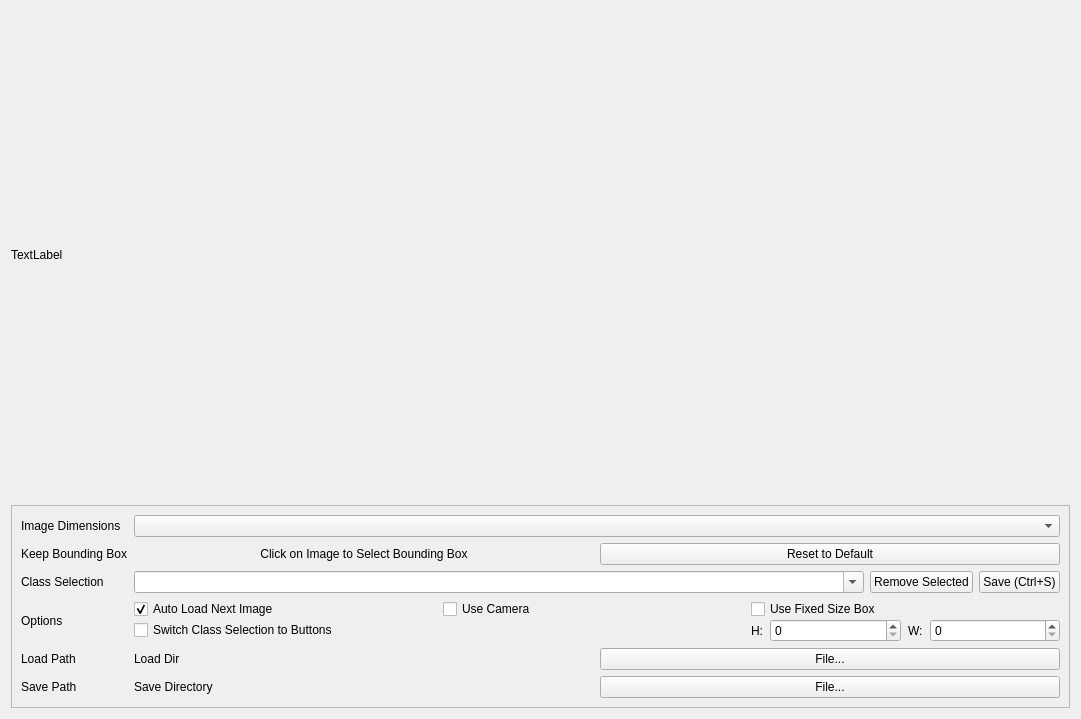
Charlychee/Sign-ege, file EZ-Label/EZ-label.ui: the form before one commit.
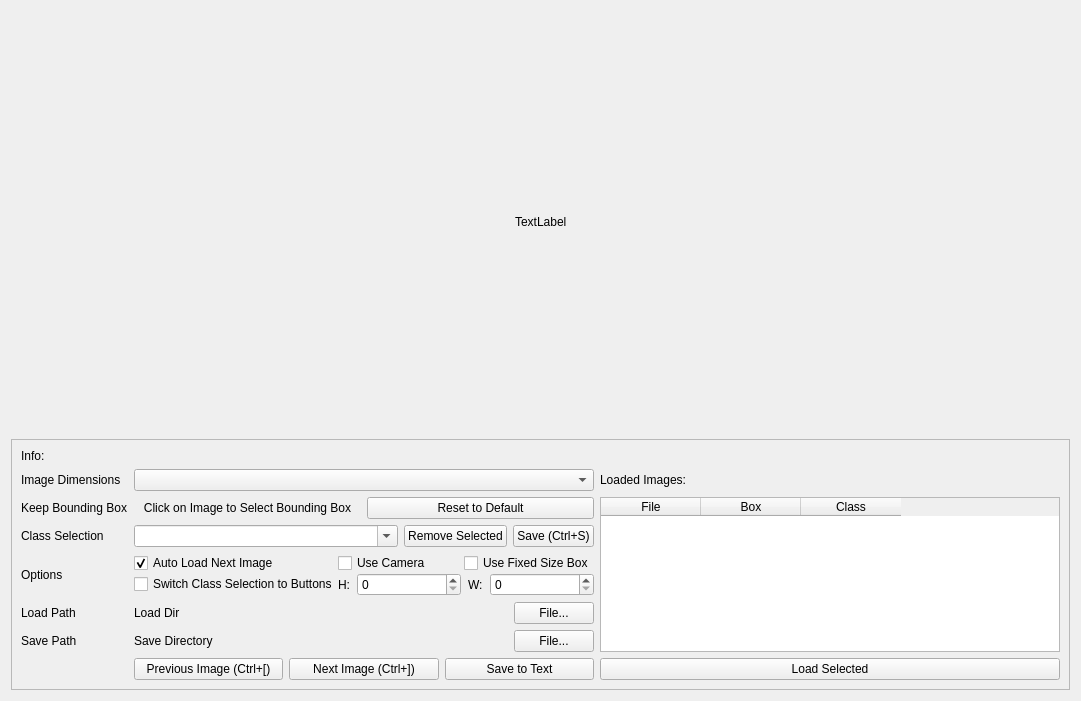
The form after the commit.

Commit message: Basic Labeling, Box drawing, Skipping around indices

What changed in the file:
```diff
--- a/EZ-Label/EZ-label.ui
+++ b/EZ-Label/EZ-label.ui
@@ -7,7 +7,7 @@
     <x>0</x>
     <y>0</y>
     <width>1081</width>
-    <height>719</height>
+    <height>701</height>
    </rect>
   </property>
   <property name="windowTitle">
@@ -15,17 +15,76 @@
   </property>
   <layout class="QVBoxLayout" name="verticalLayout">
    <item>
-    <widget class="QLabel" name="label_5">
-     <property name="sizePolicy">
-      <sizepolicy hsizetype="Preferred" vsizetype="Minimum">
-       <horstretch>0</horstretch>
-       <verstretch>0</verstretch>
-      </sizepolicy>
+    <layout class="QGridLayout" name="gridLayout_6">
+     <property name="spacing">
+      <number>0</number>
      </property>
-     <property name="text">
-      <string>TextLabel</string>
-     </property>
-    </widget>
+     <item row="1" column="0">
+      <spacer name="horizontalSpacer">
+       <property name="orientation">
+        <enum>Qt::Horizontal</enum>
+       </property>
+       <property name="sizeHint" stdset="0">
+        <size>
+         <width>40</width>
+         <height>20</height>
+        </size>
+       </property>
+      </spacer>
+     </item>
+     <item row="2" column="1">
+      <spacer name="verticalSpacer">
+       <property name="orientation">
+        <enum>Qt::Vertical</enum>
+       </property>
+       <property name="sizeHint" stdset="0">
+        <size>
+         <width>20</width>
+         <height>40</height>
+        </size>
+       </property>
+      </spacer>
+     </item>
+     <item row="1" column="2">
+      <spacer name="horizontalSpacer_2">
+       <property name="orientation">
+        <enum>Qt::Horizontal</enum>
+       </property>
+       <property name="sizeHint" stdset="0">
+        <size>
+         <width>40</width>
+         <height>20</height>
+        </size>
+       </property>
+      </spacer>
+     </item>
+     <item row="1" column="1">
+      <widget class="QLabel" name="image_label">
+       <property name="sizePolicy">
+        <sizepolicy hsizetype="Preferred" vsizetype="Minimum">
+         <horstretch>0</horstretch>
+         <verstretch>0</verstretch>
+        </sizepolicy>
+       </property>
+       <property name="text">
+        <string>TextLabel</string>
+       </property>
+      </widget>
+     </item>
+     <item row="0" column="1">
+      <spacer name="verticalSpacer_2">
+       <property name="orientation">
+        <enum>Qt::Vertical</enum>
+       </property>
+       <property name="sizeHint" stdset="0">
+        <size>
+         <width>20</width>
+         <height>40</height>
+        </size>
+       </property>
+      </spacer>
+     </item>
+    </layout>
    </item>
    <item>
     <widget class="QFrame" name="frame">
@@ -42,7 +101,98 @@
       <enum>QFrame::Raised</enum>
      </property>
      <layout class="QGridLayout" name="gridLayout">
-      <item row="2" column="1">
+      <item row="1" column="0">
+       <widget class="QLabel" name="label_2">
+        <property name="sizePolicy">
+         <sizepolicy hsizetype="Maximum" vsizetype="Preferred">
+          <horstretch>0</horstretch>
+          <verstretch>0</verstretch>
+         </sizepolicy>
+        </property>
+        <property name="text">
+         <string>Image Dimensions</string>
+        </property>
+       </widget>
+      </item>
+      <item row="5" column="0">
+       <widget class="QLabel" name="label_6">
+        <property name="text">
+         <string>Load Path</string>
+        </property>
+       </widget>
+      </item>
+      <item row="5" column="1">
+       <layout class="QHBoxLayout" name="horizontalLayout">
+        <item>
+         <widget class="QLabel" name="load_path_label">
+          <property name="text">
+           <string>Load Dir</string>
+          </property>
+         </widget>
+        </item>
+        <item>
+         <widget class="QPushButton" name="load_path_btn">
+          <property name="sizePolicy">
+           <sizepolicy hsizetype="Maximum" vsizetype="Fixed">
+            <horstretch>0</horstretch>
+            <verstretch>0</verstretch>
+           </sizepolicy>
+          </property>
+          <property name="text">
+           <string>File...</string>
+          </property>
+         </widget>
+        </item>
+       </layout>
+      </item>
+      <item row="4" column="0">
+       <widget class="QLabel" name="label_7">
+        <property name="text">
+         <string>Options</string>
+        </property>
+       </widget>
+      </item>
+      <item row="6" column="0">
+       <widget class="QLabel" name="label_4">
+        <property name="sizePolicy">
+         <sizepolicy hsizetype="Maximum" vsizetype="Preferred">
+          <horstretch>0</horstretch>
+          <verstretch>0</verstretch>
+         </sizepolicy>
+        </property>
+        <property name="text">
+         <string>Save Path</string>
+        </property>
+       </widget>
+      </item>
+      <item row="1" column="1">
+       <widget class="QComboBox" name="img_dim_combo"/>
+      </item>
+      <item row="6" column="1">
+       <layout class="QHBoxLayout" name="horizontalLayout_7">
+        <item>
+         <widget class="QLabel" name="save_path_label">
+          <property name="text">
+           <string>Save Directory</string>
+          </property>
+         </widget>
+        </item>
+        <item>
+         <widget class="QPushButton" name="save_path_btn">
+          <property name="sizePolicy">
+           <sizepolicy hsizetype="Maximum" vsizetype="Fixed">
+            <horstretch>0</horstretch>
+            <verstretch>0</verstretch>
+           </sizepolicy>
+          </property>
+          <property name="text">
+           <string>File...</string>
+          </property>
+         </widget>
+        </item>
+       </layout>
+      </item>
+      <item row="3" column="1">
        <layout class="QHBoxLayout" name="horizontalLayout_3">
         <item>
          <layout class="QHBoxLayout" name="horizontalLayout_4">
@@ -87,38 +237,15 @@
         </item>
        </layout>
       </item>
-      <item row="4" column="0">
-       <widget class="QLabel" name="label_6">
-        <property name="text">
-         <string>Load Path</string>
-        </property>
-       </widget>
-      </item>
       <item row="0" column="0">
-       <widget class="QLabel" name="label_2">
-        <property name="sizePolicy">
-         <sizepolicy hsizetype="Maximum" vsizetype="Preferred">
-          <horstretch>0</horstretch>
-          <verstretch>0</verstretch>
-         </sizepolicy>
-        </property>
+       <widget class="QLabel" name="label_5">
         <property name="text">
-         <string>Image Dimensions</string>
+         <string>Info:</string>
         </property>
        </widget>
       </item>
-      <item row="0" column="1">
-       <widget class="QComboBox" name="img_dim_combo"/>
-      </item>
       <item row="2" column="0">
-       <widget class="QLabel" name="label_9">
-        <property name="text">
-         <string>Class Selection</string>
-        </property>
-       </widget>
-      </item>
-      <item row="5" column="0">
-       <widget class="QLabel" name="label_4">
+       <widget class="QLabel" name="label_3">
         <property name="sizePolicy">
          <sizepolicy hsizetype="Maximum" vsizetype="Preferred">
           <horstretch>0</horstretch>
@@ -126,11 +253,11 @@
          </sizepolicy>
         </property>
         <property name="text">
-         <string>Save Path</string>
+         <string>Keep Bounding Box</string>
         </property>
        </widget>
       </item>
-      <item row="1" column="1">
+      <item row="2" column="1">
        <layout class="QGridLayout" name="gridLayout_2">
         <item row="0" column="1">
          <widget class="QPushButton" name="reset_to_default_btn">
@@ -151,63 +278,21 @@
         </item>
        </layout>
       </item>
-      <item row="3" column="0">
-       <widget class="QLabel" name="label_7">
+      <item row="0" column="1">
+       <widget class="QLabel" name="info_label">
         <property name="text">
-         <string>Options</string>
+         <string/>
+        </property>
+       </widget>
+      </item>
+      <item row="1" column="2">
+       <widget class="QLabel" name="label_8">
+        <property name="text">
+         <string>Loaded Images:</string>
         </property>
        </widget>
       </item>
       <item row="4" column="1">
-       <layout class="QGridLayout" name="gridLayout_4">
-        <item row="1" column="1">
-         <widget class="QPushButton" name="load_path_btn">
-          <property name="text">
-           <string>File...</string>
-          </property>
-         </widget>
-        </item>
-        <item row="1" column="0">
-         <widget class="QLabel" name="load_path_label">
-          <property name="text">
-           <string>Load Dir</string>
-          </property>
-         </widget>
-        </item>
-       </layout>
-      </item>
-      <item row="5" column="1">
-       <layout class="QGridLayout" name="gridLayout_3">
-        <item row="1" column="1">
-         <widget class="QPushButton" name="save_path_btn">
-          <property name="text">
-           <string>File...</string>
-          </property>
-         </widget>
-        </item>
-        <item row="1" column="0">
-         <widget class="QLabel" name="save_path_label">
-          <property name="text">
-           <string>Save Directory</string>
-          </property>
-         </widget>
-        </item>
-       </layout>
-      </item>
-      <item row="1" column="0">
-       <widget class="QLabel" name="label_3">
-        <property name="sizePolicy">
-         <sizepolicy hsizetype="Maximum" vsizetype="Preferred">
-          <horstretch>0</horstretch>
-          <verstretch>0</verstretch>
-         </sizepolicy>
-        </property>
-        <property name="text">
-         <string>Keep Bounding Box</string>
-        </property>
-       </widget>
-      </item>
-      <item row="3" column="1">
        <layout class="QGridLayout" name="gridLayout_5">
         <property name="spacing">
          <number>0</number>
@@ -236,7 +321,14 @@
           </property>
          </widget>
         </item>
-        <item row="1" column="2">
+        <item row="1" column="0">
+         <widget class="QCheckBox" name="switch_class_selection_cbox">
+          <property name="text">
+           <string>Switch Class Selection to Buttons</string>
+          </property>
+         </widget>
+        </item>
+        <item row="1" column="1" colspan="2">
          <layout class="QHBoxLayout" name="horizontalLayout_2">
           <property name="spacing">
            <number>7</number>
@@ -275,15 +367,81 @@
           </item>
          </layout>
         </item>
-        <item row="1" column="0">
-         <widget class="QCheckBox" name="switch_class_selection_cbox">
+       </layout>
+      </item>
+      <item row="3" column="0">
+       <widget class="QLabel" name="label_9">
+        <property name="text">
+         <string>Class Selection</string>
+        </property>
+       </widget>
+      </item>
+      <item row="7" column="1">
+       <layout class="QHBoxLayout" name="horizontalLayout_6">
+        <item>
+         <widget class="QPushButton" name="prev_img_btn">
           <property name="text">
-           <string>Switch Class Selection to Buttons</string>
+           <string>Previous Image (Ctrl+[)</string>
           </property>
          </widget>
         </item>
+        <item>
+         <widget class="QPushButton" name="next_img_btn">
+          <property name="text">
+           <string>Next Image (Ctrl+])</string>
+          </property>
+         </widget>
+        </item>
+        <item>
+         <widget class="QPushButton" name="save_to_file_btn">
+          <property name="text">
+           <string>Save to Text</string>
+          </property>
+         </widget>
+        </item>
        </layout>
       </item>
+      <item row="7" column="2">
+       <widget class="QPushButton" name="load_selected_btn">
+        <property name="text">
+         <string>Load Selected</string>
+        </property>
+       </widget>
+      </item>
+      <item row="2" column="2" rowspan="5">
+       <widget class="QTableWidget" name="image_table">
+        <property name="sizePolicy">
+         <sizepolicy hsizetype="Preferred" vsizetype="Expanding">
+          <horstretch>0</horstretch>
+          <verstretch>0</verstretch>
+         </sizepolicy>
+        </property>
+        <property name="editTriggers">
+         <set>QAbstractItemView::NoEditTriggers</set>
+        </property>
+        <attribute name="horizontalHeaderCascadingSectionResizes">
+         <bool>false</bool>
+        </attribute>
+        <attribute name="verticalHeaderVisible">
+         <bool>false</bool>
+        </attribute>
+        <column>
+         <property name="text">
+          <string>File</string>
+         </property>
+        </column>
+        <column>
+         <property name="text">
+          <string>Box</string>
+         </property>
+        </column>
+        <column>
+         <property name="text">
+          <string>Class</string>
+         </property>
+        </column>
+       </widget>
+      </item>
      </layout>
     </widget>
    </item>
```
The commit also changes 2 other files.
